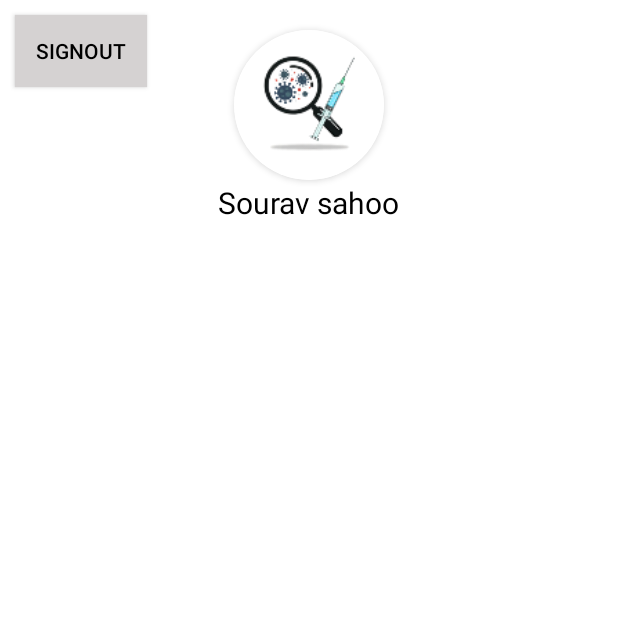
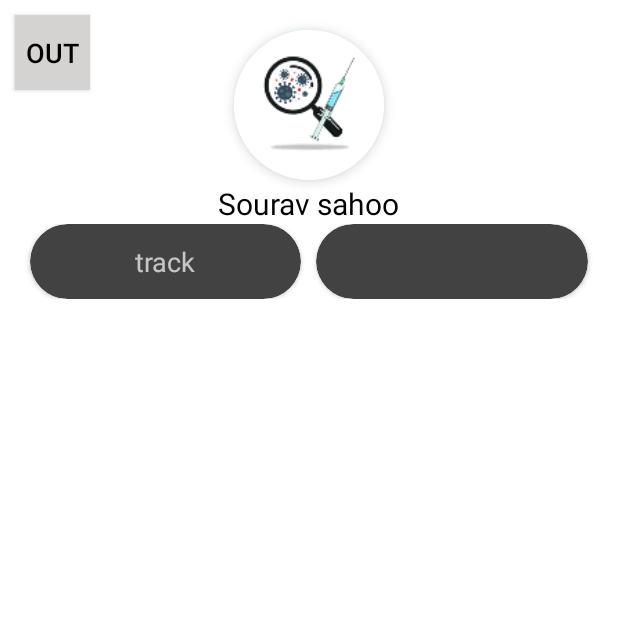
Before and after one commit to SouravSahoo08/Covid19ProjectApp, an Android app: the DashBoard screen opened directly, with no data from a screen before it, on a phone screen of 412 x 824 dp, the top half of it. Run offline under Robolectric (Android 15) with nearby library versions, the phone set to English and light mode, and no system bars; pictures from the network do not load.

Commit message:
tracking list added (some problem with iteration of api links)

```diff
--- a/app/src/main/res/layout/activity_dash_board.xml
+++ b/app/src/main/res/layout/activity_dash_board.xml
@@ -7,24 +7,30 @@
     android:background="@color/white"
     tools:context=".DashBoard">
 
+    <!--signout button-->
     <androidx.appcompat.widget.AppCompatButton
         android:id="@+id/signout"
-        android:layout_width="wrap_content"
-        android:layout_height="wrap_content"
-        android:layout_margin="10dp"
+        android:layout_width="50dp"
+        android:layout_height="50dp"
+        android:layout_marginStart="10dp"
+        android:layout_marginTop="10dp"
+        android:layout_marginEnd="10dp"
+        android:layout_marginBottom="10dp"
         android:background="#D5D2D2"
-        android:text="signout"
-        android:textColor="#000000"/>
+        android:text="out"
+        android:textColor="#000000"
+        android:textSize="18sp" />
 
+    <!--profile Picture-->
     <androidx.cardview.widget.CardView
         android:id="@+id/ImagecardView"
         android:layout_width="wrap_content"
         android:layout_height="wrap_content"
         android:layout_centerHorizontal="true"
         android:layout_marginTop="20dp"
-        app:cardElevation="3dp"
-        app:cardMaxElevation="1.5dp"
+        app:cardElevation="5dp"
         app:cardBackgroundColor="@color/white"
+        android:outlineAmbientShadowColor="@color/teal_200"
         app:cardCornerRadius="300dp">
 
         <ImageView
@@ -35,15 +41,66 @@
             android:scaleType="centerCrop" />
     </androidx.cardview.widget.CardView>
 
+    <!--Profile Name-->
     <androidx.appcompat.widget.AppCompatTextView
         android:id="@+id/Name"
         android:layout_width="wrap_content"
         android:layout_height="wrap_content"
+        android:gravity="center_vertical"
         android:layout_below="@+id/ImagecardView"
         android:layout_centerHorizontal="true"
-        android:layout_marginTop="1dp"
+        android:layout_marginTop="2dp"
         android:text="Sourav sahoo"
         android:textSize="20sp"
-        android:textColor="@color/black"/>
+        android:textColor="@color/black" />
+
+    <!--Toggle button-->
+    <LinearLayout
+        android:id="@+id/ButtonLayout"
+        android:layout_width="match_parent"
+        android:layout_height="wrap_content"
+        android:orientation="horizontal"
+        android:layout_below="@id/Name">
+
+        <androidx.cardview.widget.CardView
+            android:id="@+id/track"
+            android:layout_width="100dp"
+            android:layout_height="50dp"
+            android:layout_marginLeft="20dp"
+            android:layout_marginRight="10dp"
+            android:layout_weight="1"
+            app:cardCornerRadius="30dp">
+
+            <androidx.appcompat.widget.AppCompatTextView
+                android:layout_width="wrap_content"
+                android:layout_height="wrap_content"
+                android:layout_gravity="center"
+                android:text="track"
+                android:textSize="18sp" />
+        </androidx.cardview.widget.CardView>
+
+        <androidx.cardview.widget.CardView
+            android:id="@+id/vac"
+            android:layout_weight="1"
+            android:layout_width="100dp"
+            android:layout_height="50dp"
+            android:layout_marginRight="20dp"
+            app:cardCornerRadius="30dp">
+
+        </androidx.cardview.widget.CardView>
+    </LinearLayout>
+
+    <!--Tracking-->
+    <androidx.recyclerview.widget.RecyclerView
+        android:visibility="invisible"
+        android:layout_width="match_parent"
+        android:layout_height="match_parent"
+        android:layout_below="@id/ButtonLayout"
+        android:layout_marginTop="10dp"
+        android:paddingHorizontal="5dp"
+        android:scrollbars="vertical"
+        android:id="@+id/countryRecycleView">
+
+    </androidx.recyclerview.widget.RecyclerView>
 
 </RelativeLayout>
```
Also changed, not shown: app/src/main/java/com/example/covid19/CountryListAdapter.java (added, +74 -0 lines), app/src/main/java/com/example/covid19/CountryListData.java (added, +31 -0 lines), app/src/main/java/com/example/covid19/DashBoard.java (+157 -6 lines), app/src/main/java/com/example/covid19/LoginScreen.java (+10 -10 lines), app/src/main/res/anim/item_animation_fall_down.xml (added, +24 -0 lines), app/src/main/res/anim/layout_animation.xml (added, +8 -0 lines), app/src/main/res/drawable/border.xml (added, +9 -0 lines), app/src/main/res/layout/tracking_list_item.xml (added, +33 -0 lines).
